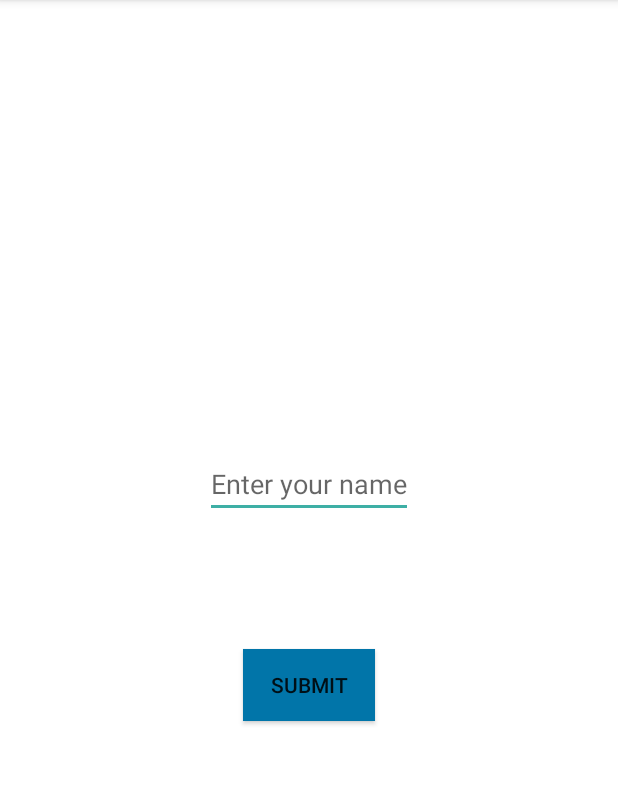
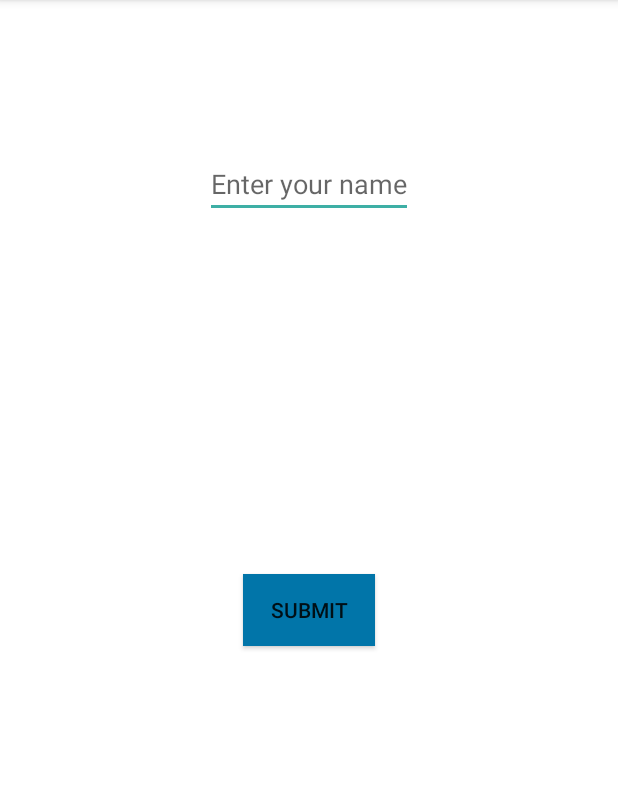
Before and after one commit to LAdamyan/main, an Android app: the MainActivity screen opened directly, with no data from a screen before it, on a phone screen of 412 x 824 dp, the part 84-869 px from its top. Run offline under Robolectric (Android 15) with nearby library versions, the light colour scheme and no system bars.

Commit message:
homework9

```diff
--- a/app/src/main/java/com/example/myapplication/MainActivity.java
+++ b/app/src/main/java/com/example/myapplication/MainActivity.java
@@ -3,9 +3,8 @@
 import android.content.Intent;
 import android.os.Bundle;
 import android.view.View;
-import android.widget.Button;
-import android.widget.EditText;
 
+import androidx.annotation.NonNull;
 import androidx.annotation.Nullable;
 import androidx.appcompat.app.AppCompatActivity;
 import androidx.appcompat.widget.AppCompatButton;
@@ -13,8 +12,6 @@
 
 public class MainActivity extends AppCompatActivity {
 
-    EditText editName;
-    Button enterButton;
     String name;
 
 
@@ -23,8 +20,8 @@
         super.onCreate(savedInstanceState);
         setContentView(R.layout.fourth_activity);
 
-        editName = findViewById(R.id.editName);
-        enterButton= findViewById(R.id.enter_button);
+        AppCompatEditText editName = findViewById(R.id.editName);
+        AppCompatButton enterButton = findViewById(R.id.enter_button);
 
 
         enterButton.setOnClickListener(new View.OnClickListener() {
@@ -39,7 +36,22 @@
 
             }
         });
+        if(savedInstanceState!= null){
+            name =savedInstanceState.getString("Value");
+            editName.setText(String.valueOf(name));
+        }
 
+    }
+
+    @Override
+    protected void onSaveInstanceState( Bundle outState) {
+        outState.putString("Value",name);
+        super.onSaveInstanceState(outState);
+    }
+
+    @Override
+    protected void onRestoreInstanceState(Bundle savedInstanceState) {
+        super.onRestoreInstanceState(savedInstanceState);
     }
 }
    /* @Override
--- a/app/src/main/res/layout/fourth_activity.xml
+++ b/app/src/main/res/layout/fourth_activity.xml
@@ -14,7 +14,7 @@
         android:layout_width="wrap_content"
         android:layout_height="wrap_content"
         android:hint="@string/enter_your_name"
-        android:layout_marginTop="@dimen/_300dp"
+        android:layout_marginTop="@dimen/hundred_dp"
         app:layout_constraintEnd_toEndOf="parent"
         app:layout_constraintStart_toStartOf="parent"
         app:layout_constraintTop_toTopOf="parent"
@@ -26,7 +26,7 @@
         android:layout_height="wrap_content"
         android:text="@string/submit"
         android:background="@color/light_blue"
-        android:layout_marginBottom="@dimen/_200dp"
+        android:layout_marginBottom="@dimen/hundred_dp"
         app:layout_constraintStart_toStartOf="parent"
         app:layout_constraintTop_toBottomOf="@+id/editName"
         app:layout_constraintEnd_toEndOf="parent"
```
Also changed, not shown: app/src/main/java/com/example/myapplication/FifthActivity.java (+19 -12 lines).
